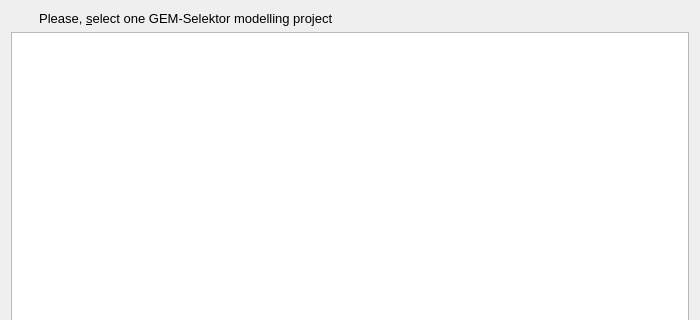
Qt form gems3/vizor4/dlg4/KeyProfile4.ui (gemshub/GEMSGUI) before a commit; both pictures show x 0 to 700 and y 0 to 320 of the 700 by 651 pixel window.
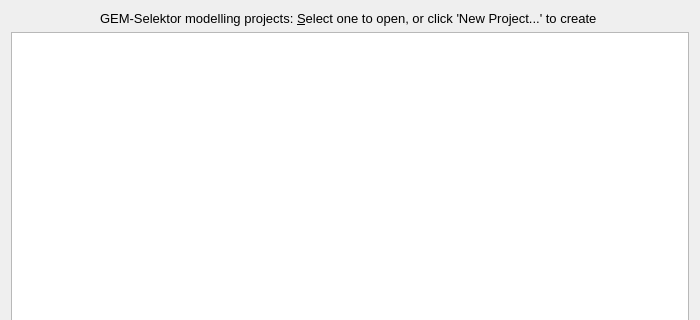
The same form after that commit.

Commit message: Edited titles and buttons in some dialogs to prepare for work on help system files (DK)

```diff
--- a/gems3/vizor4/dlg4/KeyProfile4.ui
+++ b/gems3/vizor4/dlg4/KeyProfile4.ui
@@ -160,10 +160,10 @@
      </item>
     </layout>
    </item>
-   <item row="0" column="0">
+   <item row="0" column="0" colspan="2">
     <widget class="QLabel" name="pLabel">
      <property name="text">
-      <string>Please, &amp;select one GEM-Selektor modelling project </string>
+      <string>GEM-Selektor modelling projects: &amp;Select one to open, or click 'New Project...' to create </string>
      </property>
      <property name="alignment">
       <set>Qt::AlignCenter</set>
```
The commit also changes 5 other files.
